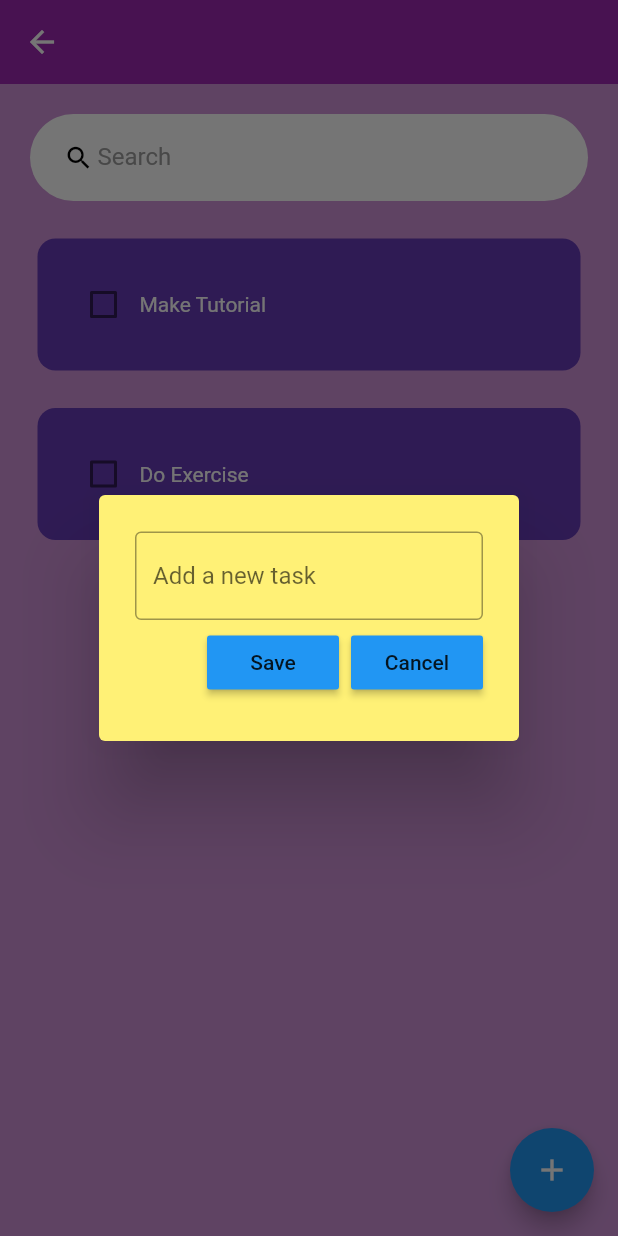
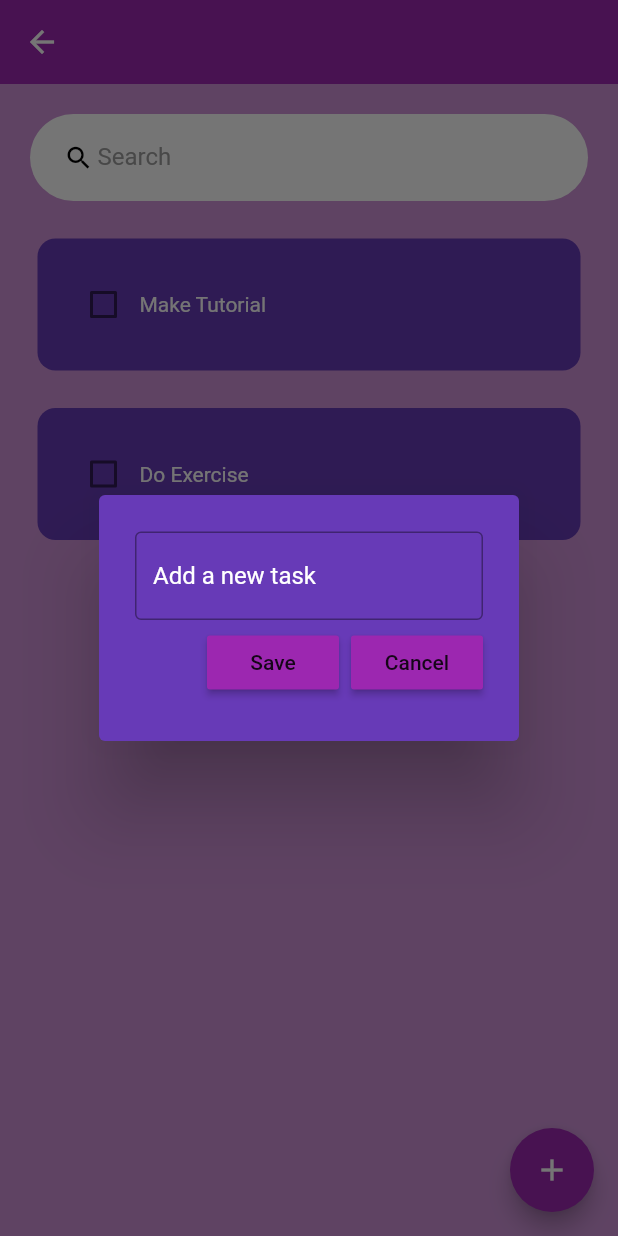
Before and after one commit to KhusseinGashimov/myPortfolio, a Flutter app: the HomePage screen opened directly, after a tap on the "add" icon, on a phone screen of 412 x 824 dp. Run offline on Flutter 3.47's test engine with Material 2 defaults, Android fonts, the phone set to English and light mode, and no system bars; drawn by our look-alikes of flutter_slidable; our stand-ins replace hive_flutter, math_expressions, modal_bottom_sheet; accounts and stored records are empty.

Commit message:
last version

```diff
--- a/lib/main.dart
+++ b/lib/main.dart
@@ -22,7 +22,7 @@ class MyApp extends StatelessWidget {
     SystemChrome.setSystemUIOverlayStyle(SystemUiOverlayStyle(statusBarColor: Colors.transparent));
     return MaterialApp(
       theme: ThemeData(
-        primarySwatch: Colors.blue,
+        primarySwatch: Colors.purple,
       ),
       debugShowCheckedModeBanner: false,
       home:MainPage(),
--- a/lib/main_page.dart
+++ b/lib/main_page.dart
@@ -25,7 +25,7 @@ class _MainPageState extends State<MainPage> {
                 borderRadius: BorderRadius.circular(35),
                 child: Container(
                   color: Colors.purple,
-                  child: Center(child: Image.network('https://cdn-icons-png.flaticon.com/512/831/831319.png',width: 130,)),
+                  child: Center(child: Image.asset('cloudy-day.png',width: 130,)),
                 ),
               ),
             ),
@@ -38,7 +38,7 @@ class _MainPageState extends State<MainPage> {
                 borderRadius: BorderRadius.circular(35),
                 child: Container(
                   color: Colors.purple,
-                  child: Center(child: Image.network('https://cdn-icons-png.flaticon.com/512/1031/1031688.png',width:130,)),
+                  child: Center(child: Image.asset('calculator.png',width:130,)),
                 ),
               ),
             ),
@@ -51,7 +51,7 @@ class _MainPageState extends State<MainPage> {
                 borderRadius: BorderRadius.circular(35),
                 child: Container(
                   color: Colors.purple,
-                  child: Center(child: Image.network('https://cdn-icons-png.flaticon.com/512/1031/1031688.png',width:130,)),
+                  child: Center(child: Image.asset('sticky-notes.png',width:130,)),
                 ),
               ),
             ),
--- a/lib/pages/home_page.dart
+++ b/lib/pages/home_page.dart
@@ -88,6 +88,7 @@ class _HomePageState extends State<HomePage> {
       ),
       floatingActionButton: FloatingActionButton(
         onPressed: createNewTask,
+        backgroundColor: Colors.purple,
         child: const Icon(Icons.add),
       ),
       body: Column(
--- a/lib/util/dialog_box.dart
+++ b/lib/util/dialog_box.dart
@@ -17,7 +17,7 @@ class DialogBox extends StatelessWidget {
   @override
   Widget build(BuildContext context) {
     return AlertDialog(
-      backgroundColor: Colors.yellow[300],
+      backgroundColor: Colors.deepPurple,
       content: Container(
         height: 120,
         child: Column(
@@ -25,10 +25,13 @@ class DialogBox extends StatelessWidget {
           children: [
             // get user input
             TextField(
+              style: TextStyle(color: Colors.white,decoration: TextDecoration.none),
               controller: controller,
+              cursorColor: Colors.white,
               decoration: InputDecoration(
                 border: OutlineInputBorder(),
                 hintText: "Add a new task",
+                hintStyle: TextStyle(color: Colors.white)
               ),
             ),
 
--- a/pubspec.yaml
+++ b/pubspec.yaml
@@ -69,8 +69,10 @@ flutter:
   uses-material-design: true
 
   # To add assets to your application, add an assets section, like this:
-  # assets:
-  #   - images/a_dot_burr.jpeg
+  assets:
+    - sticky-notes.png
+    - calculator.png
+    - cloudy-day.png
   #   - images/a_dot_ham.jpeg
 
   # An image asset can refer to one or more resolution-specific "variants", see
```
Also changed, not shown: lib/calculator.png (added), lib/cloudy-day.png (added), lib/sticky-notes.png (added).
